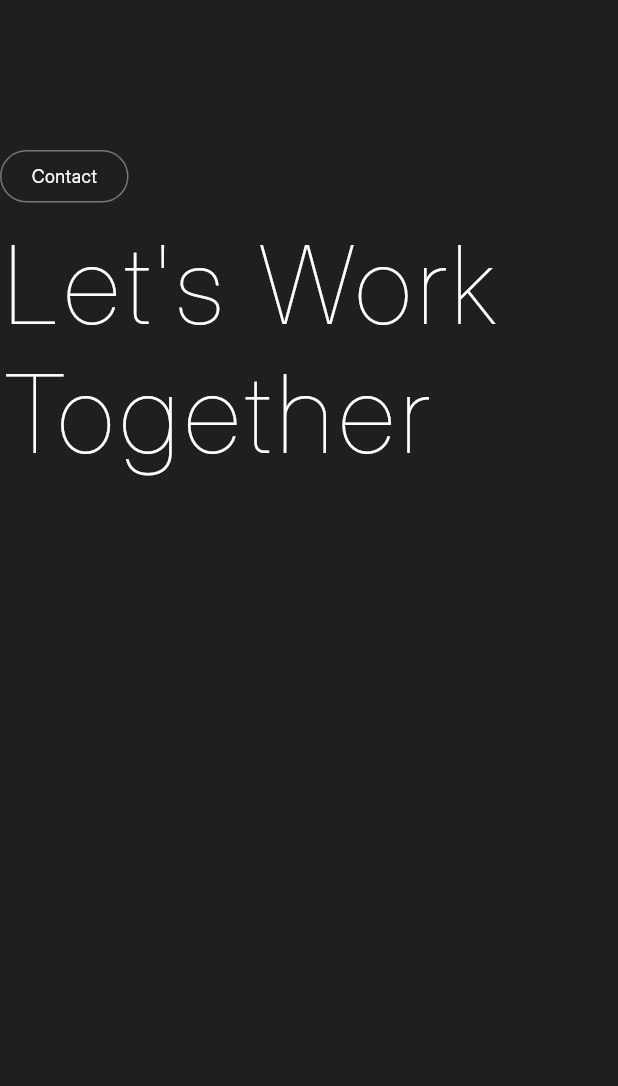
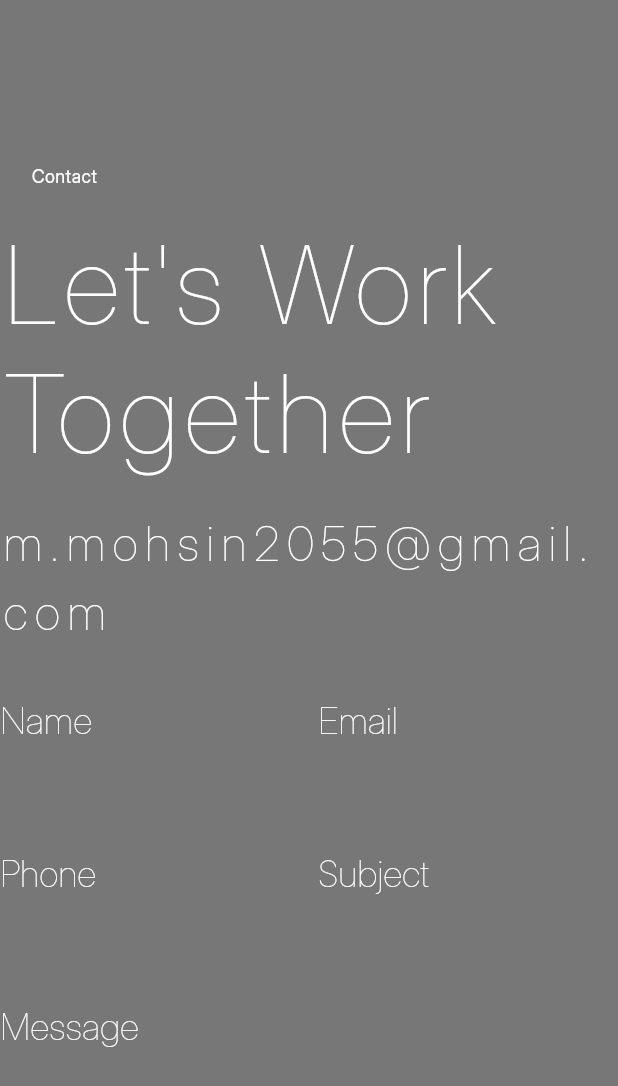
Before and after one commit to m6474n/portfolio, a Flutter app: the ContactSection widget shown alone on an empty page, opened directly, on a phone screen of 412 x 824 dp. Shown: the top 1086 px of the screen. Run offline on Flutter 3.47's test engine with Material 3 defaults, Android fonts, the phone set to English and light mode, and no system bars; our stand-ins replace firebase_core, flutter_svg, font_awesome_flutter, get, hugeicons; accounts and stored records are empty.

Commit message:
Contact page updated

```diff
--- a/lib/components/animatedCounter.dart
+++ b/lib/components/animatedCounter.dart
@@ -10,6 +10,7 @@ class AnimatedCounter extends StatelessWidget {
   @override
   Widget build(BuildContext context) {
     return Scaffold(
+      backgroundColor: AppSettings.bgColor,
       body: TweenAnimationBuilder<int>(
         tween: IntTween(begin: 0, end: endValue),
         duration: Duration(seconds: 3), // Duration of the animation
--- /dev/null
+++ b/lib/components/customInputfield.dart
@@ -0,0 +1,62 @@
+import 'package:flutter/foundation.dart';
+import 'package:flutter/material.dart';
+import 'package:flutter/widgets.dart';
+import 'package:portfolio/utility/appsettings.dart';
+
+class CustomInputField extends StatefulWidget {
+  final String title, placeholder;
+  final TextEditingController controller;
+  final int maxLines;
+  const CustomInputField({
+    super.key,
+    required this.title,
+    this.maxLines = 1,
+    required this.placeholder,
+    required this.controller,
+  });
+
+  @override
+  State<CustomInputField> createState() => _CustomInputFieldState();
+}
+
+class _CustomInputFieldState extends State<CustomInputField> {
+  @override
+  Widget build(BuildContext context) {
+    return Column(
+      mainAxisAlignment: MainAxisAlignment.start,
+      crossAxisAlignment: CrossAxisAlignment.start,
+      children: [
+        Text(
+          "${widget.title}",
+          style: TextStyle(
+              fontSize: 24,
+              color: AppSettings.whiteColor,
+              fontWeight: FontWeight.w200),
+        ),
+        SizedBox(
+          height: 8,
+        ),
+        TextFormField(
+          cursorColor: AppSettings.primaryColor,
+          cursorErrorColor: AppSettings.primaryColor,
+          maxLines: widget.maxLines,
+          validator: (value) {
+            return value == null || value.isEmpty
+                ? "Enter valid ${widget.title}"
+                : null;
+          },
+          decoration: InputDecoration(
+              contentPadding:
+                  EdgeInsets.symmetric(horizontal: 8, vertical: 8),
+              hintText: "${widget.placeholder}",
+              hintStyle: TextStyle(
+                  fontSize: 18,
+                  fontWeight: FontWeight.w400,
+                  color: AppSettings.borderColor),
+                  border: OutlineInputBorder(borderSide: BorderSide.none))
+
+        ),
+      ],
+    );
+  }
+}
--- a/lib/components/resumeCard.dart
+++ b/lib/components/resumeCard.dart
@@ -38,7 +38,7 @@ class _ResumeCardState extends State<ResumeCard> {
                    widget.experience.time,
                     style: TextStyle(
                         fontSize: 12,
-                        color: isHover ? AppSettings.primaryColor : null,
+                        color: isHover ? AppSettings.primaryColor : AppSettings.whiteColor,
                         fontWeight: FontWeight.w400,
                         letterSpacing: 2),
                   ),
--- a/lib/components/serviceCard.dart
+++ b/lib/components/serviceCard.dart
@@ -44,7 +44,7 @@ class _ServiceCardState extends State<ServiceCard> {
                  children: [
           Text(
                         widget.title,
-                        style: TextStyle(fontSize: 32, fontWeight: FontWeight.w200),
+                        style: TextStyle(fontSize: 32, fontWeight: FontWeight.w200, color: AppSettings.whiteColor),
                       ) ,
                Icon(widget.icon, size: 42,color: AppSettings.primaryColor),
                  ],
--- a/lib/components/skillCard.dart
+++ b/lib/components/skillCard.dart
@@ -32,7 +32,7 @@ class _SkillCardState extends State<SkillCard> {
                 Column(children: [
                   SvgPicture.asset(widget.icon, height: 50, color: !isHover? AppSettings.borderColor : AppSettings.primaryColor,),
                   SizedBox(height: 12,)
-      ,                Text(widget.title)
+      ,                Text(widget.title, style: TextStyle(color: AppSettings.whiteColor),)
                 ],),
               ),
         ),
--- a/lib/controllers/contact_controller.dart
+++ b/lib/controllers/contact_controller.dart
@@ -1,3 +1,15 @@
+import 'package:flutter/widgets.dart';
 import 'package:get/get.dart';
 
-class ContactController extends GetxController{}
+class ContactController extends GetxController{
+
+  String email = "m.mohsin2055@gmail.com";
+  final GlobalKey<FormState> formKey= GlobalKey<FormState>();
+
+  final nameController = TextEditingController();
+  final emailController = TextEditingController();
+  final phoneController = TextEditingController();
+  final subjectController = TextEditingController();
+  final messageController = TextEditingController();
+
+}
--- a/lib/controllers/testimonial_controller.dart
+++ b/lib/controllers/testimonial_controller.dart
@@ -85,7 +85,7 @@ goBack(){
       'client_country': 'Pakistan',
       'client_company': 'PakRishteNaate',
       'client_testimonials':
-          'I recently had the pleasure of working with an incredibly talented and professional this web developer, and I must say that my experience exceeded all expectations. From start to finish, his expertise and dedication to delivering a top-notch website truly impressed me. His Delivery timing ,communication , work is excellent. Highly Recommended. Thank you so much Mosen_dev55 . you are incredibly talented.'
+          'I recently had the pleasure of working with an incredibly talented and professional this web developer, and I must say that my experience exceeded all expectations. From start to finish, his expertise and dedication to delivering a top-notch website truly impressed me. His Delivery timing ,communication , work is excellent. Highly Recommended. Thank you so much Mohsin. You are incredibly talented.'
     },
     {
       'image': '',
--- a/lib/main.dart
+++ b/lib/main.dart
@@ -22,7 +22,9 @@ class MyApp extends StatelessWidget {
       title: "Mosen's Portfolio",
       theme: ThemeData(
        fontFamily: 'Inter',
+       scaffoldBackgroundColor: AppSettings.borderColor,
        textTheme: TextTheme(
+
         displayLarge: TextStyle(color: AppSettings.whiteColor),
         displayMedium: TextStyle(color: AppSettings.whiteColor),
         displaySmall: TextStyle(color: AppSettings.whiteColor),
@@ -39,8 +41,7 @@ class MyApp extends StatelessWidget {
         labelMedium: TextStyle(color: AppSettings.whiteColor),
         labelSmall: TextStyle(color: AppSettings.whiteColor),
        ),
-       scaffoldBackgroundColor: AppSettings.bgColor,
-        colorScheme: ColorScheme.fromSeed(seedColor: Colors.deepPurple),
+        colorScheme: ColorScheme.fromSeed(seedColor: AppSettings.primaryColor),
         useMaterial3: true,
       ),
       // home: Home(),
--- a/lib/utility/responsiveness/desktop_view.dart
+++ b/lib/utility/responsiveness/desktop_view.dart
@@ -15,6 +15,7 @@ class DesktopView extends StatelessWidget {
     double width = MediaQuery.of(context).size.width;
     double height = MediaQuery.of(context).size.height;
     return Scaffold(
+      backgroundColor: AppSettings.bgColor,
 
         body: Padding(
               padding: const EdgeInsets.symmetric(horizontal: 60.0),
--- a/lib/view/sections/about_section.dart
+++ b/lib/view/sections/about_section.dart
@@ -29,6 +29,7 @@ class _AboutSectionState extends State<AboutSection> {
   @override
   Widget build(BuildContext context) {
     return AnimatedOpacity(
+
       opacity: _opacity,
       duration: Duration(seconds: 1), // Duration of the fade-in animation
       curve: Curves.easeInOut, // Curve for the animation
--- a/lib/view/sections/contact_section.dart
+++ b/lib/view/sections/contact_section.dart
@@ -1,6 +1,8 @@
 import 'package:flutter/foundation.dart';
 import 'package:flutter/material.dart';
 import 'package:get/get_state_manager/src/simple/get_state.dart';
+import 'package:portfolio/components/CustomRoundedButton.dart';
+import 'package:portfolio/components/customInputfield.dart';
 import 'package:portfolio/components/outlineButton.dart';
 import 'package:portfolio/controllers/contact_controller.dart';
 import 'package:portfolio/utility/appsettings.dart';
@@ -57,12 +59,94 @@ class _ContactSectionState extends State<ContactSection> {
                       letterSpacing: 4,
                       height: 1.2),
                 ),
-              SizedBox(height: 20,),
-
+                SizedBox(
+                  height: 20,
+                ),
+                Text(
+                  "${cont.email}",
+                  style: TextStyle(
+                      fontSize: 32,
+                      letterSpacing: 5,
+                      color: AppSettings.whiteColor,
+                      fontWeight: FontWeight.w200),
+                ),
+                SizedBox(
+                  height: 32,
+                ),
+                Form(
+                  key: cont.formKey,
+                    child: Column(
+                      mainAxisAlignment: MainAxisAlignment.start,
+                      crossAxisAlignment: CrossAxisAlignment.start,
+                  children: [
+                    Row(
+                      children: [
+                        Expanded(
+                            child: CustomInputField(
+                          title: "Name",
+                          placeholder: "Your Full Name",
+                          controller: TextEditingController(),
+                        )),
+                        SizedBox(
+                          width: 12,
+                        ),
+                        Expanded(
+                            child: CustomInputField(
+                          title: "Email",
+                          placeholder: "Your Valid Email Address",
+                          controller: TextEditingController(),
+                        ))
+                      ],
+                    ),
+                    SizedBox(
+                      height: 12,
+                    ),
+                    Row(
+                      children: [
+                        Expanded(
+                            child: CustomInputField(
+                          title: "Phone",
+                          placeholder: "Your Contact No.",
+                          controller: TextEditingController(),
+                        )),
+                        SizedBox(
+                          width: 12,
+                        ),
+                        Expanded(
+                            child: CustomInputField(
+                          title: "Subject",
+                          placeholder: "Your Subject",
+                          controller: TextEditingController(),
+                        ))
+                      ],
+                    ),
+                    SizedBox(
+                      height: 12,
+                    ),
+                    CustomInputField(
+                      title: "Message",
+                      placeholder: "Your Message here...",
+                      controller: TextEditingController(),
+                      maxLines: 4,
+                    ),
+                    SizedBox(
+                      height: 32,
+                    ),
+                    Align(
+                      alignment:  Alignment.bottomLeft,
+                      child: Container(
+                        width: 250,
+                        child: CustomRoundedButton(label: "Submit", onTap: () {
+                          if(cont.formKey.currentState!.validate()){
+                            print('helo');
+                          }
+                        })),
+                    )
+                  ],
+                ))
               ],
             );
-        }
-      ),
+          }),
     );
   }
 }
```
Also changed, not shown: lib/components/CustomRoundedButton.dart (+7 -7 lines), lib/components/profileCard.dart (+66 -17 lines), lib/controllers/general_controller.dart (+35 -9 lines), lib/view/home.dart (+6 -5 lines). Lines whose indentation alone changed are shown as unchanged.
